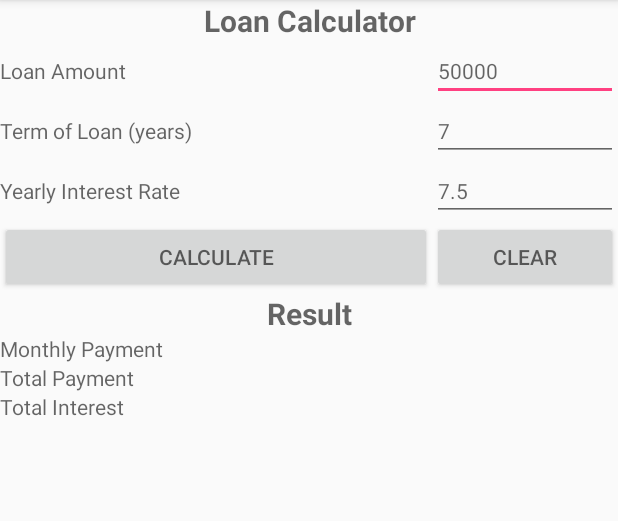
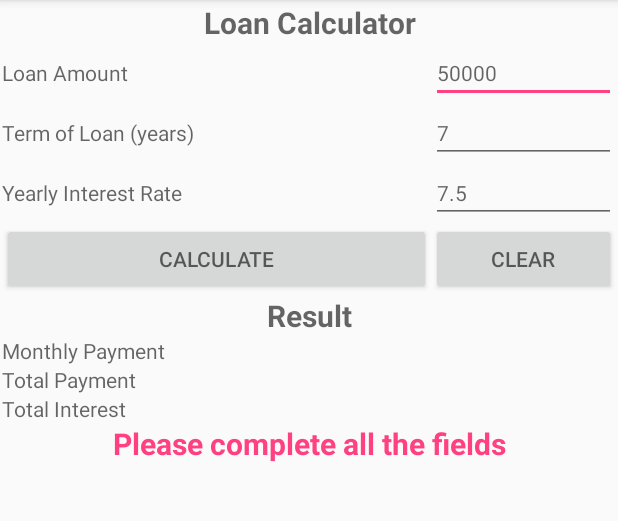
Before and after one commit to kimhyonh/lab2-calculator, an Android app: the screen it shows after launch (MainActivity), after a tap on "CALCULATE", on a phone screen of 412 x 824 dp, the part 84-605 px from its top. Run offline under Robolectric (Android 15) with nearby library versions, the phone set to English and light mode, and no system bars.

```diff
--- a/app/src/main/java/com/example/a1441278/lab2_calculator/MainActivity.java
+++ b/app/src/main/java/com/example/a1441278/lab2_calculator/MainActivity.java
@@ -2,12 +2,82 @@ package com.example.a1441278.lab2_calculator;
 
 import android.support.v7.app.AppCompatActivity;
 import android.os.Bundle;
+import android.view.View;
+import android.widget.EditText;
+import android.widget.TextView;
 
 public class MainActivity extends AppCompatActivity {
+
+    EditText etLoanAmount, etTermOfLoan, etInterest;
+    TextView tvMonthlyPayment, tvTotalPayment, tvTotalInterest, tvError;
 
     @Override
     protected void onCreate(Bundle savedInstanceState) {
         super.onCreate(savedInstanceState);
         setContentView(R.layout.activity_main);
+
+        etLoanAmount = (EditText) findViewById(R.id.etLoanAmount);
+        etTermOfLoan = (EditText) findViewById(R.id.etTermOfLoan);
+        etInterest = (EditText) findViewById(R.id.etInterest);
+        tvMonthlyPayment = (TextView) findViewById(R.id.tvMonthlyPayment);
+        tvTotalPayment = (TextView) findViewById(R.id.tvTotalPayment);
+        tvTotalInterest = (TextView) findViewById(R.id.tvTotalInterest);
+        tvError = (TextView) findViewById(R.id.tvError);
+    }
+
+    public void calculate(View v) {
+        String strLoanAmt = etLoanAmount.getText().toString();
+        String strTermOfLoan = etTermOfLoan.getText().toString();
+        String strInterest = etInterest.getText().toString();
+
+        if(validatedInput()){
+            double loanAmt = Double.parseDouble(strLoanAmt);
+            int numOfYear = Integer.parseInt(strTermOfLoan);
+            double yearlyInterest = Double.parseDouble(strInterest);
+
+            LoanCalculator calculator = new LoanCalculator(loanAmt, numOfYear, yearlyInterest);
+            tvMonthlyPayment.setText(calculator.getMonthlyPayment() + "");
+            tvTotalPayment.setText(calculator.getTotalCostOfLoan() + "");
+            tvTotalInterest.setText(calculator.getTotalInterest() + "");
+            tvError.setText("");
+            tvError.setVisibility(View.INVISIBLE);
+        }
+    }
+
+    public void clearFields(View v) {
+        etLoanAmount.setText("");
+        etTermOfLoan.setText("");
+        etInterest.setText("");
+        tvTotalPayment.setText("");
+        tvMonthlyPayment.setText("");
+        tvTotalInterest.setText("");
+        tvError.setText("");
+        tvError.setVisibility(View.INVISIBLE);
+    }
+
+    private boolean validatedInput() {
+        String loanAmt = etLoanAmount.getText().toString();
+        String termOfLoan = etTermOfLoan.getText().toString();
+        String interest = etInterest.getText().toString();
+
+        if(loanAmt.isEmpty() || termOfLoan.isEmpty() || interest.isEmpty()) {
+            tvError.setText("Please complete all the fields");
+            tvError.setVisibility(View.VISIBLE);
+            return false;
+        }
+
+        try {
+            Double.parseDouble(loanAmt);
+            Integer.parseInt(termOfLoan);
+            Double.parseDouble(interest);
+            tvError.setText("");
+            tvError.setVisibility(View.INVISIBLE);
+        } catch (NumberFormatException e){
+            tvError.setText("Please type valid number");
+            tvError.setVisibility(View.VISIBLE);
+            return false;
+        }
+
+        return true;
     }
 }
--- a/app/src/main/res/layout/activity_main.xml
+++ b/app/src/main/res/layout/activity_main.xml
@@ -9,6 +9,7 @@
     <LinearLayout
         android:layout_width="match_parent"
         android:layout_height="match_parent"
+        android:padding="2px"
         android:orientation="vertical">
 
         <LinearLayout
@@ -150,5 +151,17 @@
                 android:layout_height="wrap_content"
                 android:layout_weight="3"/>
         </LinearLayout>
+        <LinearLayout
+            android:layout_width="match_parent"
+            android:layout_height="wrap_content">
+
+            <TextView
+                android:id="@+id/tvError"
+                android:layout_width="match_parent"
+                android:layout_height="wrap_content"
+                android:textAlignment="center"
+                android:visibility="invisible"
+                style="@style/error"/>
+        </LinearLayout>
     </LinearLayout>
 </android.support.constraint.ConstraintLayout>
--- a/app/src/main/res/values/styles.xml
+++ b/app/src/main/res/values/styles.xml
@@ -15,4 +15,8 @@
         <item name="android:textStyle">bold</item>
     </style>
 
+    <style name="error" parent="textBig">
+        <item name="android:textColor">@color/colorAccent</item>
+    </style>
+
 </resources>
```
Also changed, not shown: app/src/main/java/com/example/a1441278/lab2_calculator/LoanCalculator.java (added, +105 -0 lines).
